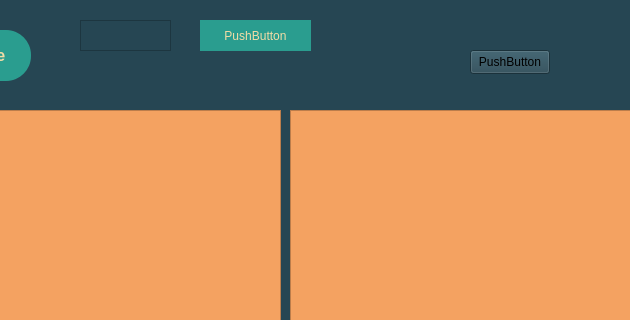
Above: xml/xml_toolset/mainwindow.ui from College-Projects-2019-2024/XML-Toolset before the change; both pictures show x 170 to 800 and y 0 to 320 of the 1208 by 829 pixel window. Below: the same form after it.
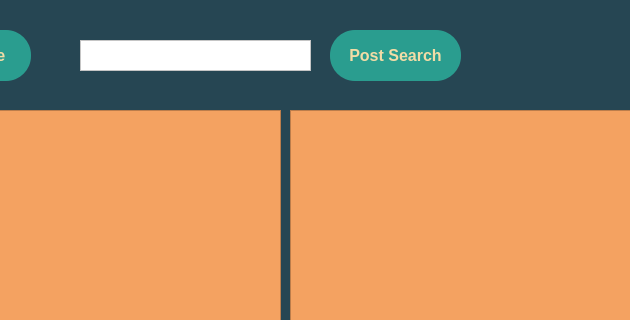
That is the form after the change.

Patch:
```diff
--- a/xml/xml_toolset/mainwindow.ui
+++ b/xml/xml_toolset/mainwindow.ui
@@ -289,44 +289,56 @@
     <property name="geometry">
      <rect>
       <x>250</x>
-      <y>20</y>
-      <width>91</width>
+      <y>40</y>
+      <width>231</width>
       <height>31</height>
      </rect>
     </property>
+    <property name="font">
+     <font>
+      <pointsize>10</pointsize>
+     </font>
+    </property>
+    <property name="autoFillBackground">
+     <bool>false</bool>
+    </property>
+    <property name="styleSheet">
+     <string notr="true">QPlainTextEdit#plainTextEdit{
+background: #ffffff;
+}</string>
+    </property>
    </widget>
    <widget class="QPushButton" name="pushButton_10">
+    <property name="enabled">
+     <bool>true</bool>
+    </property>
     <property name="geometry">
      <rect>
-      <x>370</x>
-      <y>20</y>
-      <width>111</width>
-      <height>31</height>
+      <x>500</x>
+      <y>30</y>
+      <width>131</width>
+      <height>51</height>
      </rect>
     </property>
+    <property name="font">
+     <font>
+      <pointsize>12</pointsize>
+      <bold>true</bold>
+     </font>
+    </property>
+    <property name="autoFillBackground">
+     <bool>false</bool>
+    </property>
     <property name="styleSheet">
-     <string notr="true">QPushButton#pushButton_10 {
+     <string notr="true">QPushButton#pushButton_10{
 border-radius: 25px;
-background:  #2a9d8f;
-padding: 6px;
+background: #2a9d8f;
+padding: 5px;
 color: #F2DCA6;
 }</string>
     </property>
     <property name="text">
-     <string>PushButton</string>
-    </property>
-   </widget>
-   <widget class="QPushButton" name="pushButton_11">
-    <property name="geometry">
-     <rect>
-      <x>640</x>
-      <y>50</y>
-      <width>80</width>
-      <height>24</height>
-     </rect>
-    </property>
-    <property name="text">
-     <string>PushButton</string>
+     <string>Post Search</string>
     </property>
    </widget>
   </widget>
```
